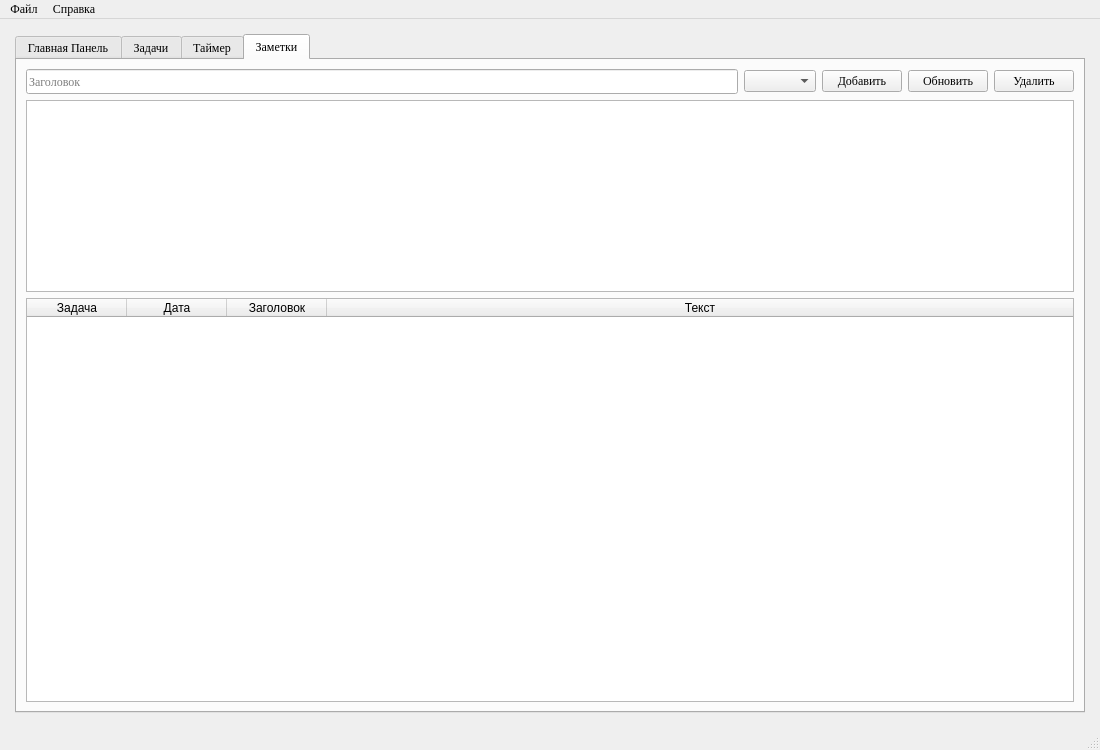
Qt form Views/main_window.ui (DmProkofiev/PyTaskManager) before a commit.
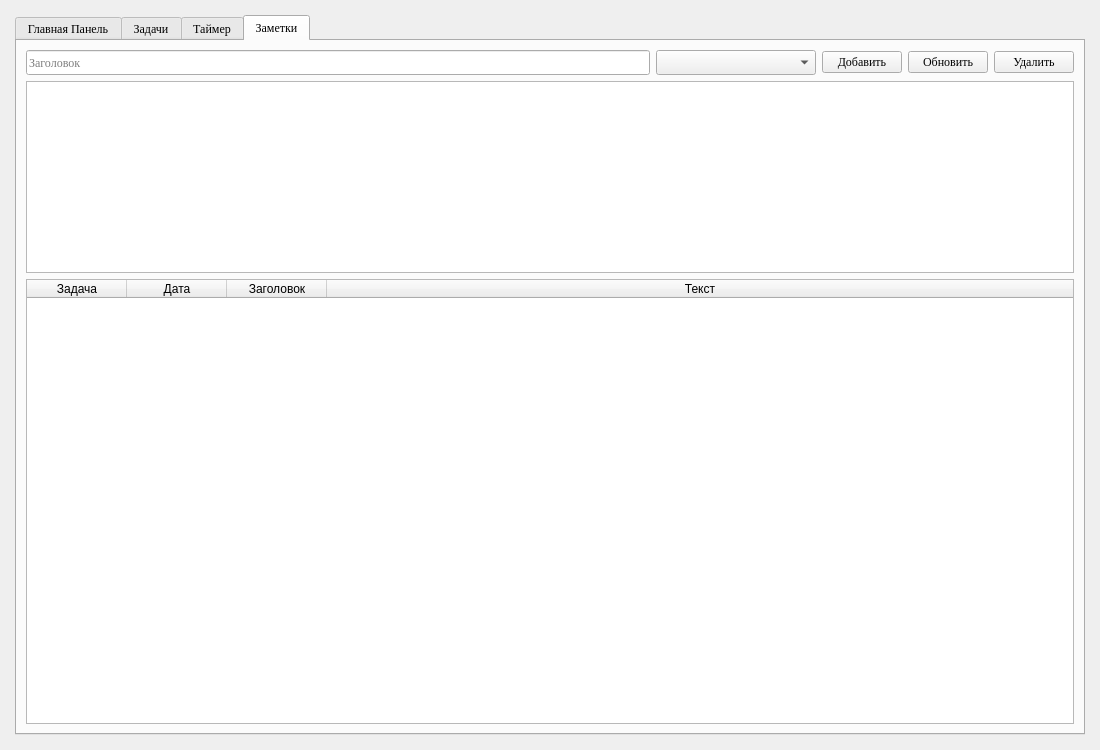
The same form after that commit. The open tabs and pages were chosen to show the change.

The edit to the form file:
```diff
--- a/Views/main_window.ui
+++ b/Views/main_window.ui
@@ -738,7 +738,26 @@
            </widget>
           </item>
           <item>
-           <widget class="QComboBox" name="comboBoxNoteTask"/>
+           <widget class="QComboBox" name="comboBoxNoteTask">
+            <property name="sizePolicy">
+             <sizepolicy hsizetype="Fixed" vsizetype="Minimum">
+              <horstretch>0</horstretch>
+              <verstretch>0</verstretch>
+             </sizepolicy>
+            </property>
+            <property name="minimumSize">
+             <size>
+              <width>160</width>
+              <height>0</height>
+             </size>
+            </property>
+            <property name="maximumSize">
+             <size>
+              <width>16777215</width>
+              <height>16777215</height>
+             </size>
+            </property>
+           </widget>
           </item>
           <item>
            <widget class="QPushButton" name="btnAddNote">
@@ -812,31 +831,6 @@
     </item>
    </layout>
   </widget>
-  <widget class="QMenuBar" name="menubar">
-   <property name="geometry">
-    <rect>
-     <x>0</x>
-     <y>0</y>
-     <width>1100</width>
-     <height>20</height>
-    </rect>
-   </property>
-   <widget class="QMenu" name="menuFile">
-    <property name="title">
-     <string>Файл</string>
-    </property>
-    <addaction name="actionExit"/>
-   </widget>
-   <widget class="QMenu" name="menuHelp">
-    <property name="title">
-     <string>Справка</string>
-    </property>
-    <addaction name="actionAbout"/>
-   </widget>
-   <addaction name="menuFile"/>
-   <addaction name="menuHelp"/>
-  </widget>
-  <widget class="QStatusBar" name="statusbar"/>
   <action name="actionExit">
    <property name="text">
     <string>Выход</string>
```
Left out of the diff: 4 changed lines with no effect on the pictures.
